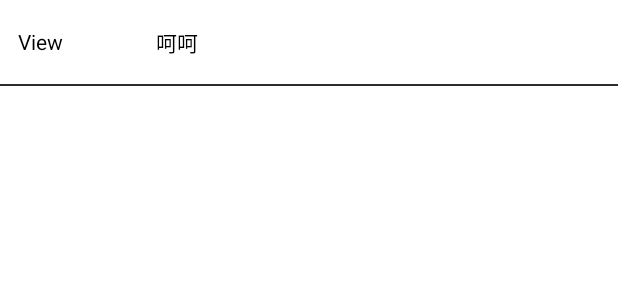
After one commit to Ellen2018/LmyAndroidUtils, an Android app: the layout item_view_tree.xml on its own in the app's theme, with its tools: preview values and no code run, on a phone screen of 412 x 824 dp. The commit adds this screen. Shown: the top 300 px of the screen. Run offline under Robolectric (Android 15) with nearby library versions, the phone set to English and light mode, and no system bars.

Commit message:
对话框显示Activity View树结构

```diff
--- a/app/src/main/AndroidManifest.xml
+++ b/app/src/main/AndroidManifest.xml
@@ -20,6 +20,7 @@
                 <category android:name="android.intent.category.LAUNCHER" />
             </intent-filter>
         </activity>
+        <activity android:name="com.yalemang.library.android.viewutils.ViewTreeActivity"/>
     </application>
 
 </manifest>
--- a/app/src/main/java/com/yalemang/lmyandroidutils/MainActivity.java
+++ b/app/src/main/java/com/yalemang/lmyandroidutils/MainActivity.java
@@ -5,6 +5,7 @@ import android.os.Bundle;
 import androidx.annotation.Nullable;
 import androidx.appcompat.app.AppCompatActivity;
 
+import com.yalemang.library.android.viewutils.ViewTreeDialog;
 import com.yalemang.library.android.viewutils.ViewUtils;
 
 import android.view.View;
--- a/app/src/main/res/layout/dialog_view_tree.xml
+++ /dev/null
@@ -1,6 +0,0 @@
-<?xml version="1.0" encoding="utf-8"?>
-<RelativeLayout xmlns:android="http://schemas.android.com/apk/res/android"
-    android:layout_width="match_parent"
-    android:layout_height="match_parent">
-
-</RelativeLayout>
--- /dev/null
+++ b/library/src/main/res/layout/item_view_tree.xml
@@ -0,0 +1,44 @@
+<?xml version="1.0" encoding="utf-8"?>
+<RelativeLayout xmlns:android="http://schemas.android.com/apk/res/android"
+    android:layout_width="match_parent"
+    android:layout_height="wrap_content">
+
+    <LinearLayout
+        android:layout_width="match_parent"
+        android:layout_height="wrap_content"
+        android:orientation="vertical">
+
+        <RelativeLayout
+            android:layout_width="match_parent"
+            android:layout_height="?actionBarSize">
+
+            <TextView
+                android:id="@+id/tv_view_type"
+                android:layout_width="80dp"
+                android:layout_height="match_parent"
+                android:text="View"
+                android:gravity="center_vertical"
+                android:layout_marginStart="12dp"
+                android:textColor="#000000" />
+
+            <TextView
+                android:id="@+id/tv"
+                android:layout_width="match_parent"
+                android:layout_height="?actionBarSize"
+                android:layout_marginStart="12dp"
+                android:layout_toEndOf="@id/tv_view_type"
+                android:gravity="center_vertical"
+                android:text="呵呵"
+                android:textColor="#000000" />
+
+        </RelativeLayout>
+
+        <View
+            android:layout_width="match_parent"
+            android:layout_height="1dp"
+            android:background="#2d2d2d" />
+
+    </LinearLayout>
+
+
+</RelativeLayout>
```
Also changed, not shown: library/src/main/java/com/yalemang/library/android/viewutils/ViewTreeDialog.java (+61 -2 lines), library/src/main/java/com/yalemang/library/android/viewutils/ViewUtils.java (+10 -3 lines), library/src/main/java/com/yalemang/library/android/viewutils/adapter/ViewTreeAdapter.java (added, +76 -0 lines), library/src/main/res/layout/dialog_view_tree.xml (+15 -8 lines).
